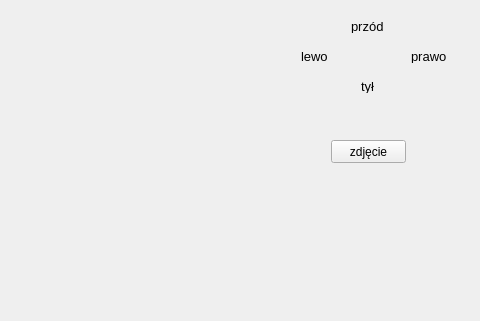
This is pc/gui.ui in fartosh/street_view as Qt 5 draws it before an edit; both pictures show x 479 to 959 and y 0 to 321 of the 959 by 566 pixel window. The edited form follows.
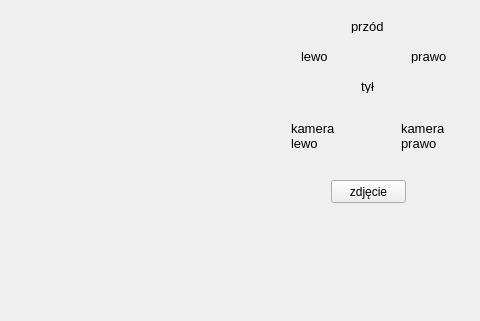
This is the edited form.

```diff
--- a/pc/gui.ui
+++ b/pc/gui.ui
@@ -90,7 +90,7 @@
     <property name="geometry">
      <rect>
       <x>810</x>
-      <y>140</y>
+      <y>180</y>
       <width>75</width>
       <height>23</height>
      </rect>
@@ -177,6 +177,48 @@
      <string>port</string>
     </property>
    </widget>
+   <widget class="QLabel" name="cameraLeftLabel">
+    <property name="geometry">
+     <rect>
+      <x>770</x>
+      <y>120</y>
+      <width>51</width>
+      <height>31</height>
+     </rect>
+    </property>
+    <property name="font">
+     <font>
+      <pointsize>10</pointsize>
+     </font>
+    </property>
+    <property name="text">
+     <string>kamera lewo</string>
+    </property>
+    <property name="wordWrap">
+     <bool>true</bool>
+    </property>
+   </widget>
+   <widget class="QLabel" name="cameraRightLabel">
+    <property name="geometry">
+     <rect>
+      <x>880</x>
+      <y>120</y>
+      <width>46</width>
+      <height>31</height>
+     </rect>
+    </property>
+    <property name="font">
+     <font>
+      <pointsize>10</pointsize>
+     </font>
+    </property>
+    <property name="text">
+     <string>kamera prawo</string>
+    </property>
+    <property name="wordWrap">
+     <bool>true</bool>
+    </property>
+   </widget>
   </widget>
   <widget class="QStatusBar" name="statusbar"/>
  </widget>
```
